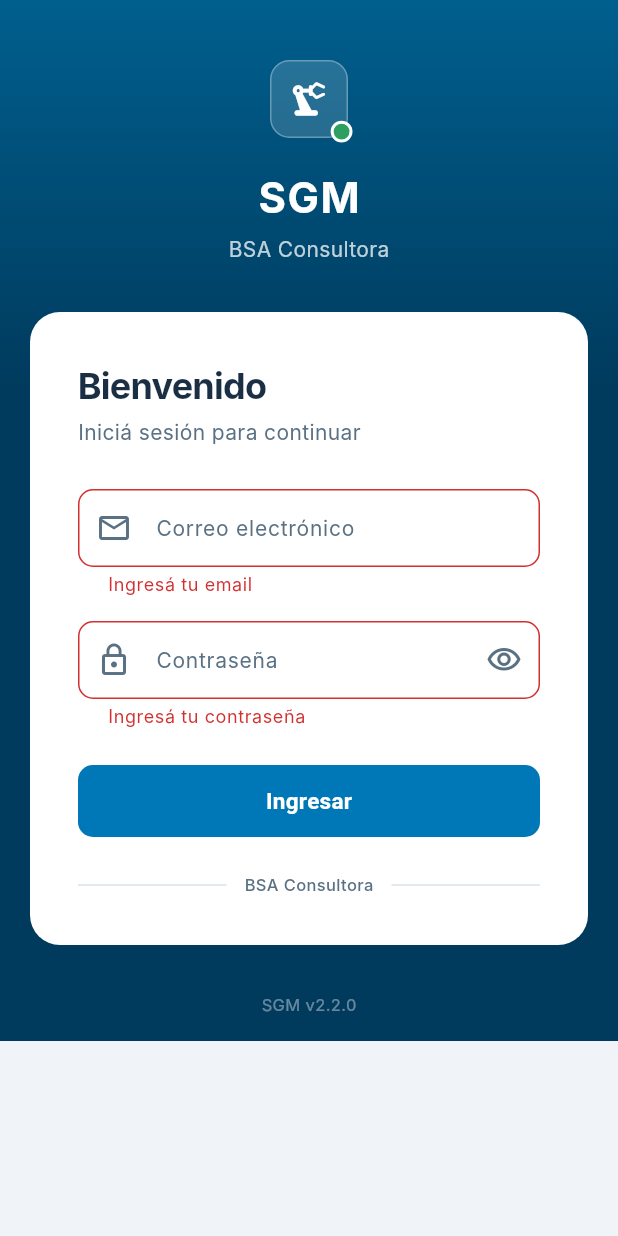
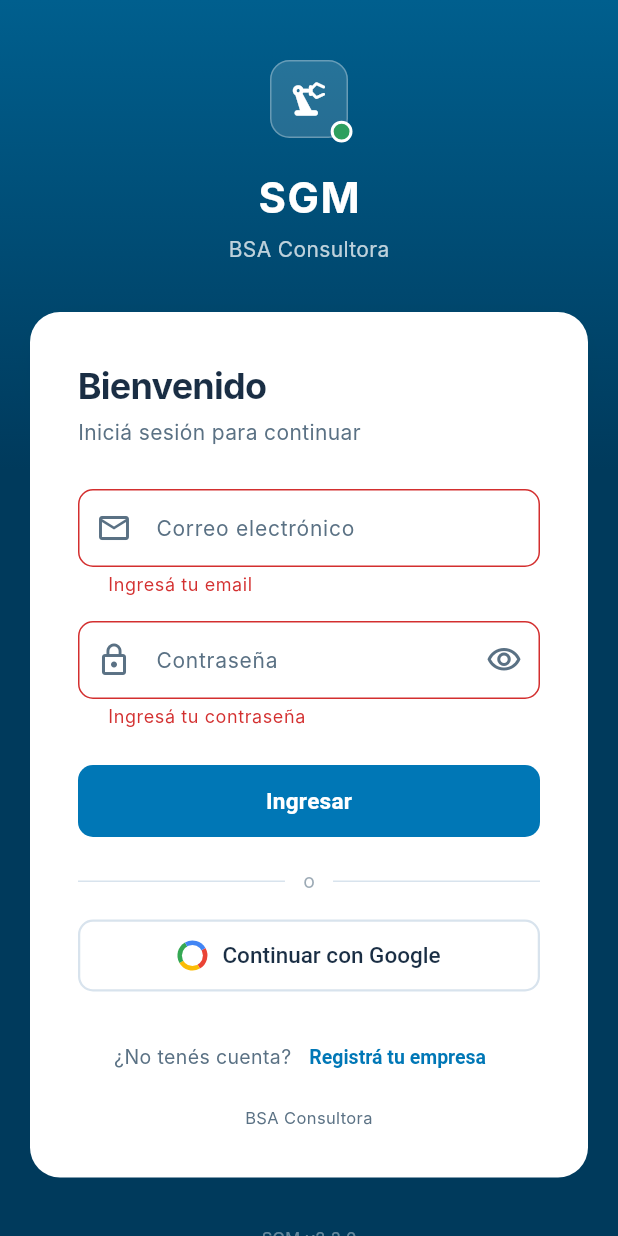
Before and after one commit to Cjavierarias/sgm, a Flutter app: the screen it shows after launch, after a tap on "Ingresar", on a phone screen of 412 x 824 dp. Run offline on Flutter 3.47's test engine with Material 3 defaults, Android fonts, the phone set to English and light mode, and no system bars; our stand-ins replace dio, go_router, google_sign_in, shared_preferences; network calls fail; Roboto replaces fonts that are missing (Inter).

Commit message:
feat: registro de empresa, login con Google, mejora formulario OT
BACKEND:
- auth.py: POST /auth/google para login/registro con Google OAuth
  - Verifica id_token contra oauth2.googleapis.com/tokeninfo
  - Usuario existente → login. Nuevo → crea empresa + admin
  - Protegido con rate limit 20/min
- GOOGLE_CLIENT_ID en .env.example
- httpx agregado a requirements.txt

FRONTEND:
- register_screen.dart: pantalla completa de registro SaaS
  - Formulario: empresa + admin (nombre, email, password x2)
  - Layout dual (branding + formulario) y responsive
  - Validaciones, animacion fade-in, auto-login tras registro
- login_screen.dart: boton 'Continuar con Google' con icono pintado
  + enlace 'Registra tu empresa'
- auth_provider.dart: loginWithGoogle() usando google_sign_in
- api_service.dart: register() y loginWithGoogle() metodos
- main.dart: ruta /register registrada, redirect logic permite acceso
  sin autenticacion a /register
- work_order_form_screen.dart: fecha limite picker + horas estimadas

```diff
--- a/frontend/lib/main.dart
+++ b/frontend/lib/main.dart
@@ -6,6 +6,7 @@
 import 'config/app_config.dart';
 import 'providers/auth_provider.dart';
 import 'screens/login_screen.dart';
+import 'screens/register_screen.dart';
 import 'screens/main_shell.dart';
 import 'screens/dashboard_screen.dart';
 import 'screens/work_orders_screen.dart';
@@ -49,13 +50,19 @@
         final loggedIn = auth.isAuthenticated;
         final loggingIn = state.matchedLocation == '/login';
         if (!loggedIn && !loggingIn) return '/login';
+        final registering = state.matchedLocation == '/register';
         if (loggedIn && loggingIn) return '/dashboard';
+        if (!loggedIn && registering) return null;
         return null;
       },
       routes: [
         GoRoute(
           path: '/login',
           builder: (_, __) => const LoginScreen(),
+        ),
+        GoRoute(
+          path: '/register',
+          builder: (_, __) => const RegisterScreen(),
         ),
         ShellRoute(
           builder: (context, state, child) => MainShell(child: child),
--- a/frontend/lib/screens/login_screen.dart
+++ b/frontend/lib/screens/login_screen.dart
@@ -324,7 +324,7 @@
                 ),
                 const SizedBox(height: 16),
               ],
-              // Botón
+              // Botón ingresar
               SizedBox(
                 height: 48,
                 child: auth.isLoading
@@ -340,24 +340,73 @@
                         child: const Text('Ingresar'),
                       ),
               ),
-              const SizedBox(height: 24),
-              // Separador de versión
-              Row(
-                children: [
-                  const Expanded(child: Divider()),
-                  Padding(
-                    padding: const EdgeInsets.symmetric(horizontal: 12),
-                    child: Text(
-                      AppConfig.companyName,
-                      style: const TextStyle(
-                        fontSize: 11,
-                        color: BsaTheme.textSecondary,
-                        fontWeight: FontWeight.w500,
+              const SizedBox(height: 20),
+
+              // Separador "o"
+              Row(children: [
+                const Expanded(child: Divider()),
+                Padding(
+                  padding: const EdgeInsets.symmetric(horizontal: 12),
+                  child: Text('o',
+                      style: TextStyle(
+                          fontSize: 13,
+                          color: BsaTheme.textSecondary.withOpacity(0.6))),
+                ),
+                const Expanded(child: Divider()),
+              ]),
+              const SizedBox(height: 16),
+
+              // Botón Google
+              SizedBox(
+                height: 48,
+                child: OutlinedButton(
+                  onPressed: auth.isLoading ? null : _loginGoogle,
+                  style: OutlinedButton.styleFrom(
+                    side: const BorderSide(color: BsaTheme.border, width: 1.5),
+                    shape: RoundedRectangleBorder(
+                        borderRadius: BorderRadius.circular(10)),
+                    backgroundColor: Colors.white,
+                  ),
+                  child: Row(
+                    mainAxisAlignment: MainAxisAlignment.center,
+                    children: [
+                      // Logo Google SVG inline como texto (compatible web)
+                      _GoogleIcon(),
+                      const SizedBox(width: 10),
+                      const Text(
+                        'Continuar con Google',
+                        style: TextStyle(
+                          color: BsaTheme.textPrimary,
+                          fontSize: 15,
+                          fontWeight: FontWeight.w500,
+                        ),
                       ),
-                    ),
+                    ],
                   ),
-                  const Expanded(child: Divider()),
-                ],
+                ),
+              ),
+              const SizedBox(height: 20),
+
+              // Ir a registro
+              Row(mainAxisAlignment: MainAxisAlignment.center, children: [
+                const Text('¿No tenés cuenta?',
+                    style: TextStyle(
+                        fontSize: 13, color: BsaTheme.textSecondary)),
+                TextButton(
+                  onPressed: () => context.go('/register'),
+                  child: const Text('Registrá tu empresa',
+                      style: TextStyle(
+                          fontSize: 13, fontWeight: FontWeight.w600)),
+                ),
+              ]),
+
+              const SizedBox(height: 8),
+              // Versión
+              Text(
+                AppConfig.companyName,
+                textAlign: TextAlign.center,
+                style: const TextStyle(
+                    fontSize: 11, color: BsaTheme.textSecondary),
               ),
             ],
           ),
@@ -365,6 +414,62 @@
       ),
     );
   }
+
+  Future<void> _loginGoogle() async {
+    final auth = Provider.of<AuthProvider>(context, listen: false);
+    try {
+      await auth.loginWithGoogle();
+      if (auth.isAuthenticated && mounted) {
+        context.go('/dashboard');
+      }
+    } catch (_) {
+      // error ya está en auth.errorMessage
+    }
+  }
+}
+
+/// Ícono de Google dibujado con Canvas (sin dependencia de imagen externa)
+class _GoogleIcon extends StatelessWidget {
+  @override
+  Widget build(BuildContext context) {
+    return SizedBox(
+      width: 20,
+      height: 20,
+      child: CustomPaint(painter: _GooglePainter()),
+    );
+  }
+}
+
+class _GooglePainter extends CustomPainter {
+  @override
+  void paint(Canvas canvas, Size size) {
+    final s = size.width;
+    // Simplificado: letras G en color Google
+    final paint = Paint()..style = PaintingStyle.fill;
+
+    // Rojo
+    paint.color = const Color(0xFFEA4335);
+    canvas.drawArc(Rect.fromLTWH(0, 0, s, s), -0.52, 1.57, true, paint);
+
+    // Amarillo
+    paint.color = const Color(0xFFFBBC05);
+    canvas.drawArc(Rect.fromLTWH(0, 0, s, s), 1.05, 1.57, true, paint);
+
+    // Verde
+    paint.color = const Color(0xFF34A853);
+    canvas.drawArc(Rect.fromLTWH(0, 0, s, s), 2.62, 1.57, true, paint);
+
+    // Azul
+    paint.color = const Color(0xFF4285F4);
+    canvas.drawArc(Rect.fromLTWH(0, 0, s, s), -2.09, 1.57, true, paint);
+
+    // Círculo blanco del centro
+    paint.color = Colors.white;
+    canvas.drawCircle(Offset(s / 2, s / 2), s * 0.35, paint);
+  }
+
+  @override
+  bool shouldRepaint(_) => false;
 }
 
 /// Logo BSA: icono de engranaje con acento verde
```
Also changed, not shown: frontend/lib/providers/auth_provider.dart (+36 -0 lines), frontend/lib/screens/register_screen.dart (added, +443 -0 lines), frontend/lib/screens/work_order_form_screen.dart (+39 -0 lines), frontend/lib/services/api_service.dart (+36 -0 lines), 2 other files.
